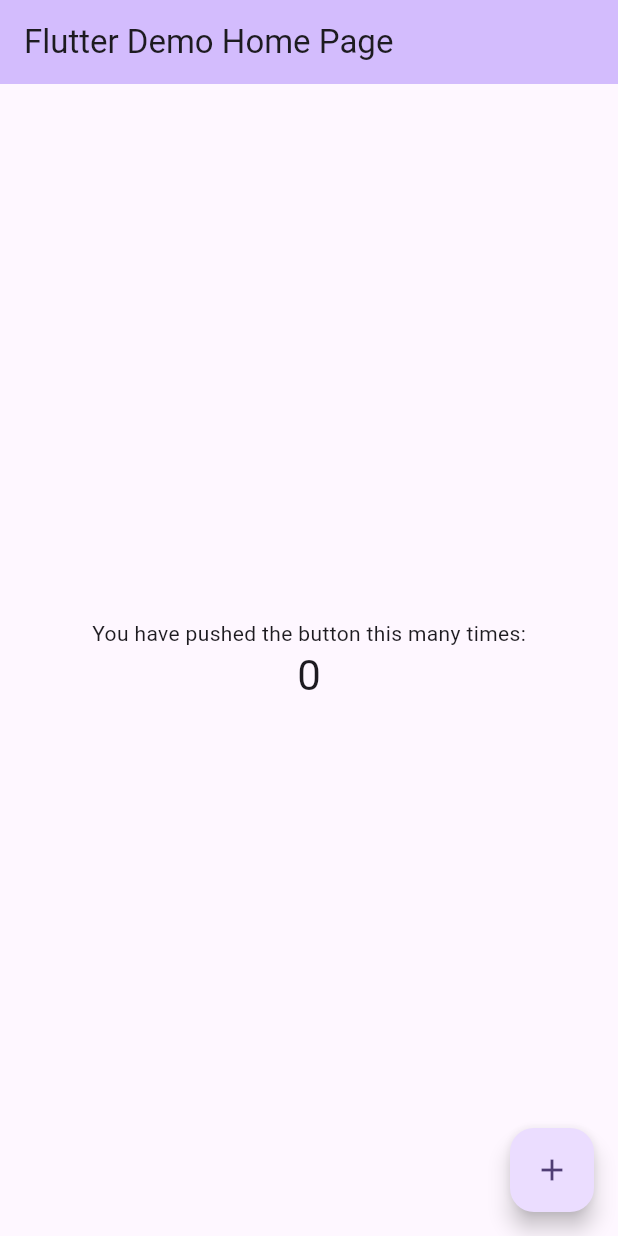
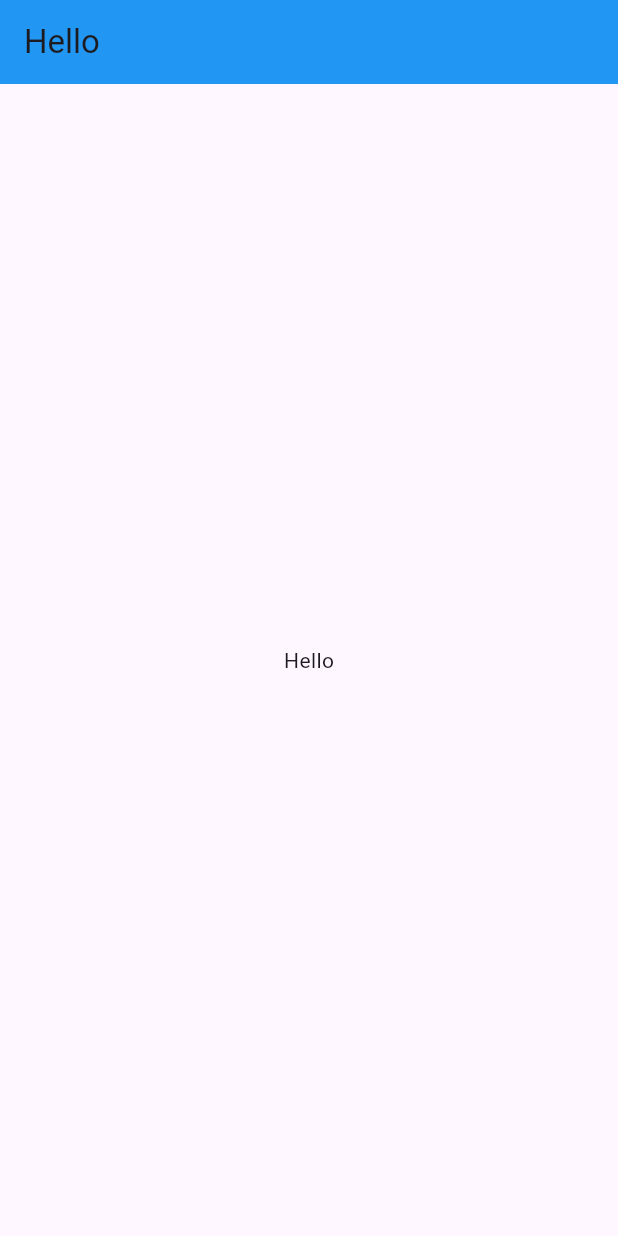
Before and after one commit to Tanjil70/flutter_livetest_app_ostad, a Flutter app: the screen it shows after launch, on a phone screen of 412 x 824 dp. Run offline on Flutter 3.47's test engine with Material 2 defaults, Android fonts, the phone set to English and light mode, and no system bars.

Commit message:
Ready For Code

```diff
--- a/lib/main.dart
+++ b/lib/main.dart
@@ -13,113 +13,31 @@
     return MaterialApp(
       title: 'Flutter Demo',
       theme: ThemeData(
-        // This is the theme of your application.
-        //
-        // TRY THIS: Try running your application with "flutter run". You'll see
-        // the application has a blue toolbar. Then, without quitting the app,
-        // try changing the seedColor in the colorScheme below to Colors.green
-        // and then invoke "hot reload" (save your changes or press the "hot
-        // reload" button in a Flutter-supported IDE, or press "r" if you used
-        // the command line to start the app).
-        //
-        // Notice that the counter didn't reset back to zero; the application
-        // state is not lost during the reload. To reset the state, use hot
-        // restart instead.
-        //
-        // This works for code too, not just values: Most code changes can be
-        // tested with just a hot reload.
         colorScheme: ColorScheme.fromSeed(seedColor: Colors.deepPurple),
         useMaterial3: true,
       ),
-      home: const MyHomePage(title: 'Flutter Demo Home Page'),
+      home: MyHomePage(),
     );
   }
 }
 
 class MyHomePage extends StatefulWidget {
-  const MyHomePage({super.key, required this.title});
-
-  // This widget is the home page of your application. It is stateful, meaning
-  // that it has a State object (defined below) that contains fields that affect
-  // how it looks.
-
-  // This class is the configuration for the state. It holds the values (in this
-  // case the title) provided by the parent (in this case the App widget) and
-  // used by the build method of the State. Fields in a Widget subclass are
-  // always marked "final".
-
-  final String title;
-
   @override
   State<MyHomePage> createState() => _MyHomePageState();
 }
 
 class _MyHomePageState extends State<MyHomePage> {
-  int _counter = 0;
-
-  void _incrementCounter() {
-    setState(() {
-      // This call to setState tells the Flutter framework that something has
-      // changed in this State, which causes it to rerun the build method below
-      // so that the display can reflect the updated values. If we changed
-      // _counter without calling setState(), then the build method would not be
-      // called again, and so nothing would appear to happen.
-      _counter++;
-    });
-  }
-
   @override
   Widget build(BuildContext context) {
-    // This method is rerun every time setState is called, for instance as done
-    // by the _incrementCounter method above.
-    //
-    // The Flutter framework has been optimized to make rerunning build methods
-    // fast, so that you can just rebuild anything that needs updating rather
-    // than having to individually change instances of widgets.
     return Scaffold(
-      appBar: AppBar(
-        // TRY THIS: Try changing the color here to a specific color (to
-        // Colors.amber, perhaps?) and trigger a hot reload to see the AppBar
-        // change color while the other colors stay the same.
-        backgroundColor: Theme.of(context).colorScheme.inversePrimary,
-        // Here we take the value from the MyHomePage object that was created by
-        // the App.build method, and use it to set our appbar title.
-        title: Text(widget.title),
-      ),
-      body: Center(
-        // Center is a layout widget. It takes a single child and positions it
-        // in the middle of the parent.
-        child: Column(
-          // Column is also a layout widget. It takes a list of children and
-          // arranges them vertically. By default, it sizes itself to fit its
-          // children horizontally, and tries to be as tall as its parent.
-          //
-          // Column has various properties to control how it sizes itself and
-          // how it positions its children. Here we use mainAxisAlignment to
-          // center the children vertically; the main axis here is the vertical
-          // axis because Columns are vertical (the cross axis would be
-          // horizontal).
-          //
-          // TRY THIS: Invoke "debug painting" (choose the "Toggle Debug Paint"
-          // action in the IDE, or press "p" in the console), to see the
-          // wireframe for each widget.
-          mainAxisAlignment: MainAxisAlignment.center,
-          children: <Widget>[
-            const Text(
-              'You have pushed the button this many times:',
-            ),
-            Text(
-              '$_counter',
-              style: Theme.of(context).textTheme.headlineMedium,
-            ),
-          ],
+        appBar: AppBar(
+          title: Text("Hello"),
+          backgroundColor: Colors.blue,
         ),
-      ),
-      floatingActionButton: FloatingActionButton(
-        onPressed: _incrementCounter,
-        tooltip: 'Increment',
-        child: const Icon(Icons.add),
-      ), // This trailing comma makes auto-formatting nicer for build methods.
-    );
+        body: Center(
+          child: Text("Hello"),
+        )
+        // This trailing comma makes auto-formatting nicer for build methods.
+        );
   }
 }
```
